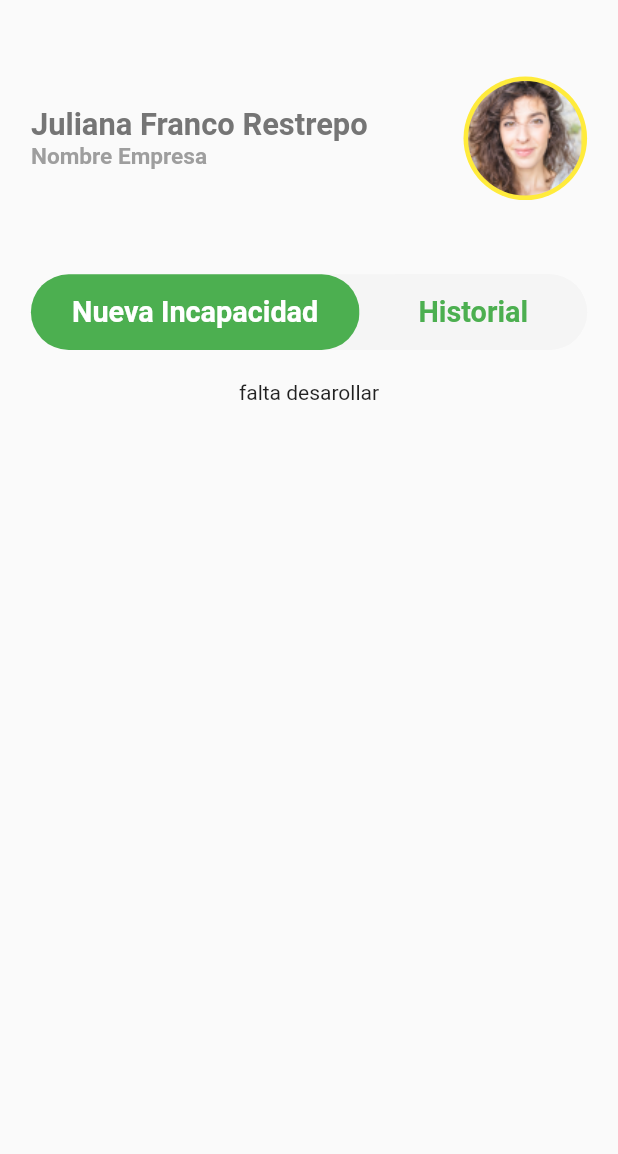
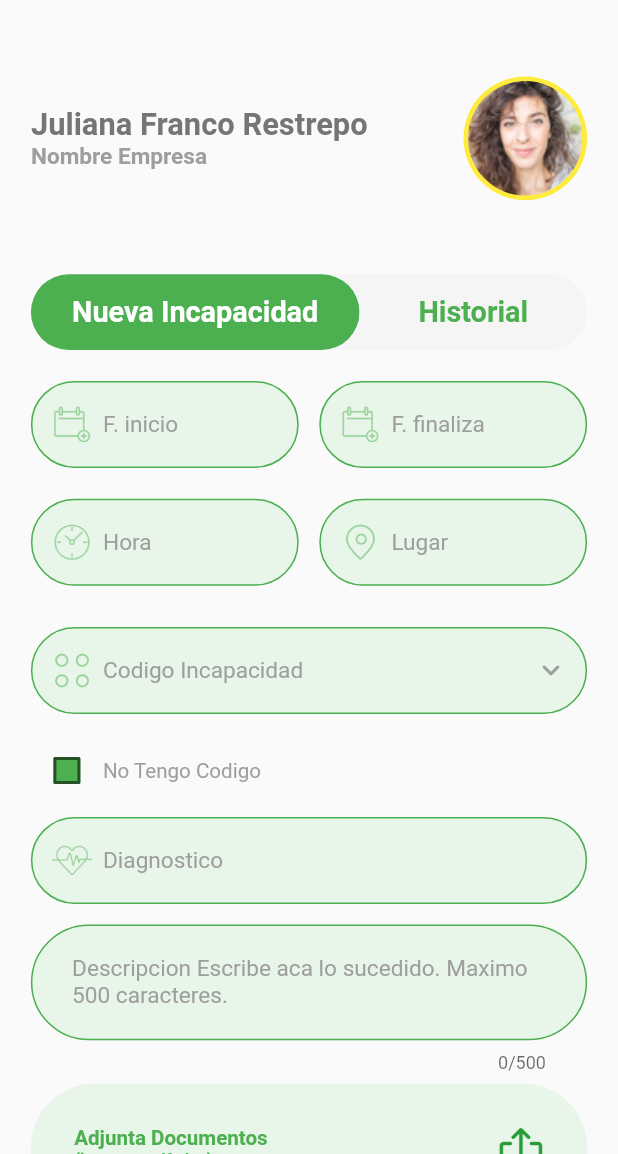
Before and after one commit to juanquiceno1/proservis, a Flutter app: the ReporteIncapacidadScreen screen opened by its route, on a phone screen of 412 x 824 dp, the part 82-1236 px from its top. Run offline on Flutter 3.47's test engine with Material 2 defaults, Android fonts, the light colour scheme and no system bars; our stand-ins replace file_picker, sizer.

Commit message:
avance de nueva incapacidad

```diff
--- a/lib/src/pages/Widget/historial_incapacidad.dart
+++ b/lib/src/pages/Widget/historial_incapacidad.dart
@@ -5,6 +5,7 @@ import 'tarjeta_descricion.dart';
 
 
 class HistorialIncapacidad extends StatefulWidget {
+  // final List<DescripcionModel> data
   @override
   _HistorialIncapacidadState createState() => _HistorialIncapacidadState();
 }
--- /dev/null
+++ b/lib/src/pages/Widget/new_incapacity.dart
@@ -0,0 +1,535 @@
+import 'package:file_picker/file_picker.dart';
+import 'package:flutter/material.dart';
+import 'package:sizer/sizer.dart';
+
+class NewIncapacity extends StatefulWidget {
+
+  @override
+  _NewIncapacityState createState() => _NewIncapacityState();
+}
+
+class _NewIncapacityState extends State<NewIncapacity> {
+
+  final GlobalKey<FormState> _keyform = GlobalKey<FormState>();
+  final FocusNode _focusdatastart = FocusNode();
+  final FocusNode _focusdataend = FocusNode();
+
+  final TextEditingController _datestartController = TextEditingController();
+  final TextEditingController _dateendController = TextEditingController();
+  final TextEditingController _timeController = TextEditingController();
+  final TextEditingController _locationController = TextEditingController();
+  final TextEditingController _nameController = TextEditingController();
+  final TextEditingController _diagnostiController = TextEditingController();
+  final TextEditingController _descritionController = TextEditingController();
+  DateTime _selecteddatestart = DateTime.now();
+  DateTime _selecteddatesend = DateTime.now();
+  TimeOfDay _selectedtime = TimeOfDay.now();
+
+  bool _isfile = false;
+  bool _isChecked = false;
+
+  Color _getColor(Set<MaterialState> states) {
+    const Set<MaterialState> interactiveStates = <MaterialState>{
+      MaterialState.pressed,
+      MaterialState.hovered,
+      MaterialState.focused,
+    };
+    if (states.any(interactiveStates.contains)) {
+      return Colors.grey;
+    }
+    return Colors.green;
+  }
+
+  @override
+  void initState() {
+    super.initState();
+  }
+
+  @override
+  void dispose() {
+    _focusdatastart.dispose();
+    _focusdataend.dispose();
+    _datestartController.dispose();
+    _dateendController.dispose();
+    _timeController.dispose();
+    _locationController.dispose();
+    _nameController.dispose();
+    _diagnostiController.dispose();
+    _descritionController.dispose();
+    super.dispose();
+  }
+
+  @override
+  Widget build(BuildContext context) => Padding(
+    padding: EdgeInsets.symmetric(horizontal: 5.w),
+    child: Column(
+      children: [
+        Row(
+          children: [
+            Expanded(
+              child: _date(
+                context,
+                // _focusdatastart,
+                'F. inicio',
+                'calendar',
+                _datestartController,
+                () async{
+                  final DateTime? selected = await _selectDate(context, _selecteddatestart);
+                  if (selected != null && selected != _selecteddatestart)
+                  setState(() {
+                    _selecteddatestart = selected;
+                    _datestartController.text = '${selected.day}/${selected.month}/${selected.year}';
+                  });
+                }
+              )
+            ),
+            SizedBox(width: 10.sp,),
+            Expanded(
+              child: _date(
+                context,
+                // _focusdataend,
+                'F. finaliza',
+                'calendar',
+                _dateendController,
+                () async{
+                  final DateTime? selected = await _selectDate(context, _selecteddatesend);
+                  if (selected != null && selected != _selecteddatesend)
+                  setState(() {
+                    _selecteddatesend = selected;
+                    _dateendController.text = '${selected.day}/${selected.month}/${selected.year}';
+                  });
+                }
+              )
+            )
+          ],
+        ),
+        SizedBox(height: 10.sp,),
+        Row(
+          children: [
+            Expanded(
+              child: _date(
+                context,
+                'Hora',
+                'clock',
+                _timeController,
+                () async{
+                  final TimeOfDay? selected = await _selectTime(context);
+                  // await showTimePicker(
+                  //   context: context,
+                  //   initialTime: _selectedtime,
+                  // );
+                  print('====');
+                  if (selected != null /* && selected != _selectedtime */)
+                  setState(() {
+                    _selectedtime = selected;
+                    // print('${selected.hour}:${selected.minute}/${selected.period.index}');
+                    _timeController.text = '${selected.hour}:${selected.minute}';
+                  });
+                }
+              )
+            ),
+            SizedBox(width: 10.sp,),
+            Expanded(
+              child: _textform(
+                context,
+                'Lugar',
+                'location',
+                _locationController,
+                () async{
+
+                }
+              )
+            )
+          ],
+        ),
+        SizedBox(height: 10.sp,),
+        if(!_isChecked)
+          _textformpoint(
+            context,
+            'Codigo Incapacidad',
+            'point',
+            _nameController,
+            () async{
+
+            }
+          ),
+        SizedBox(height: 5.sp,),
+        Row(
+          children: [
+            Checkbox(
+              checkColor: Colors.white,
+              fillColor: MaterialStateProperty.resolveWith(_getColor),
+              value: _isChecked,
+              onChanged: (bool? value) {
+                setState(() {
+                  _isChecked = value!;
+                });
+              },
+            ),
+            Text(
+              'No Tengo Codigo',
+              style: TextStyle(
+                color: Colors.grey,
+                fontSize: 10.sp,
+              ),
+            )
+          ],
+        ),
+        _textform(
+          context,
+          'Diagnostico',
+          'heart',
+          _diagnostiController,
+          () async{
+
+          }
+        ),
+        _descriptionform(
+          context,
+          'Descripcion Escribe aca lo sucedido. Maximo 500 caracteres.',
+          Icons.location_on_outlined,
+          _descritionController,
+          () async{
+
+          }
+        ),
+
+        GestureDetector(
+          onTap: () async {
+            FilePickerResult? _result = await FilePicker.platform.pickFiles(
+              type: FileType.custom,
+              allowedExtensions: ['jpg', 'png','pdf', 'doc'],
+            );
+            // FilePickerResult? result = await FilePicker.platform.pickFiles();
+
+            if (_result != null) {
+              _isfile = true;
+              PlatformFile file = _result.files.first;
+
+              print(file.name);
+              print(file.bytes);
+              print(file.size);
+              print(file.extension);
+              print(file.path);
+            } else {
+              _isfile = false;
+              print('sin nada');
+              // User canceled the picker
+            }
+          },
+          child: Container(
+            padding: EdgeInsets.symmetric(horizontal: 7.w, vertical: 20.sp),
+            decoration: BoxDecoration(
+              borderRadius: BorderRadius.circular(50),
+              color: Colors.green[50]
+            ),
+            child: Row(
+              children: [
+                Expanded(
+                  child: Column(
+                    mainAxisAlignment: MainAxisAlignment.center,
+                    crossAxisAlignment: CrossAxisAlignment.start,
+                    children: [
+                      Text(
+                        'Adjunta Documentos',
+                        style: TextStyle(
+                          color: Colors.green,
+                          fontSize: 10.sp,
+                          fontWeight: FontWeight.bold
+                        ),
+                      ),
+                      Text(
+                        '(jpg, png, pdf, doc)',
+                        style: TextStyle(
+                          color: Colors.green,
+                          fontSize: 8.sp,
+                          fontWeight: FontWeight.bold
+                        ),
+                      )
+                    ],
+                  )
+                ),
+                Image.asset(
+                  'assets/load-file.png',
+                  height: 22.sp,
+                )
+              ],
+            ),
+          ),
+        ),
+        Container(
+          margin: EdgeInsets.symmetric(horizontal: 5.w, vertical: 5.h),
+          padding: EdgeInsets.symmetric(
+            vertical: 10.sp,
+            horizontal: 10.sp
+          ),
+          decoration: BoxDecoration(
+            borderRadius: BorderRadius.circular(50),
+            color: Colors.yellow
+          ),
+          child: Center(
+            child: Text(
+              'REPORTAR ACCIDENTE',
+              style: TextStyle(
+                color: Colors.grey,
+                fontWeight: FontWeight.bold,
+                fontSize: 14.sp,
+              ),
+            ),
+          ),
+        )
+      ],
+    ),
+  );
+
+  Widget _date(BuildContext context, /* FocusNode focus, */ String description,
+  String icon, TextEditingController controller ,VoidCallback funtion) => TextFormField(
+    // focusNode: focus,
+    controller: controller,
+    onTap: funtion,
+    readOnly: true,
+    textCapitalization: TextCapitalization.sentences,
+    obscureText: false,
+    keyboardType: TextInputType.text,
+    textInputAction: TextInputAction.done,
+    onFieldSubmitted: (value) {
+
+    },
+    style: TextStyle(color: Colors.black, fontSize: 11.sp),
+    cursorColor: Colors.green,
+    decoration:InputDecoration(
+      fillColor: Colors.green[50],
+      prefixIcon: Padding(
+        padding: EdgeInsets.only(left: 5.sp),
+        child: ImageIcon(
+          AssetImage('assets/$icon.png'),
+          color: Colors.green,
+          size: 30.sp,
+        ),
+      ),
+      prefixIconConstraints: BoxConstraints(
+        maxHeight: 20.sp
+      ),
+      // prefixIcon: Icon(
+      //   icon,
+      //   color: Colors.green,
+      //   size: 20.sp,
+      // ),
+      labelText: description,
+      labelStyle: TextStyle(
+        color: Colors.grey,
+      ),
+      hoverColor: Colors.grey,
+      alignLabelWithHint: true,
+      filled: true,
+      isDense: false,
+      border: outline(50, 1, Colors.green),
+      focusedBorder: outline(50, 1, Colors.green),
+      disabledBorder: outline(50, 1, Colors.green),
+      enabledBorder: outline(50, 1, Colors.green),
+      focusedErrorBorder: outline(50, 1, Colors.green)
+    ),
+    validator: (value) {
+      if (value!.isEmpty) {
+        return '$description Requerido';
+      } else {
+        return null;
+      }
+    },
+    onSaved: (value) {},
+  );
+
+  Widget _textformpoint(BuildContext context, /* FocusNode focus, */ String description,
+  String icon, TextEditingController controller ,VoidCallback funtion) => Padding(
+    padding: EdgeInsets.symmetric(vertical:5.sp),
+    child: TextFormField(
+      // focusNode: focus,
+      controller: controller,
+      onTap: funtion,
+      readOnly: false,
+      textCapitalization: TextCapitalization.sentences,
+      obscureText: false,
+      keyboardType: TextInputType.text,
+      textInputAction: TextInputAction.done,
+      onFieldSubmitted: (value) {
+
+      },
+      style: TextStyle(color: Colors.black, fontSize: 11.sp),
+      cursorColor: Colors.green,
+      decoration:InputDecoration(
+        fillColor: Colors.green[50],
+        prefixIcon: Padding(
+          padding: EdgeInsets.only(left: 5.sp),
+          child: ImageIcon(
+            AssetImage('assets/$icon.png'),
+            color: Colors.green,
+            size: 30.sp,
+          ),
+        ),
+        prefixIconConstraints: BoxConstraints(
+          maxHeight: 20.sp
+        ),
+        suffixIcon: IconButton(
+          onPressed: (){
+
+          },
+          icon: Icon(
+            Icons.keyboard_arrow_down_rounded,
+            color: Colors.grey,
+            size: 24.0,
+          ),
+        ),
+        labelText: description,
+        labelStyle: TextStyle(
+          color: Colors.grey,
+        ),
+        hoverColor: Colors.grey,
+        alignLabelWithHint: true,
+        filled: true,
+        isDense: false,
+        border: outline(50, 1, Colors.green),
+        focusedBorder: outline(50, 1, Colors.green),
+        disabledBorder: outline(50, 1, Colors.green),
+        enabledBorder: outline(50, 1, Colors.green),
+        focusedErrorBorder: outline(50, 1, Colors.green)
+      ),
+      validator: (value) {
+        if (value!.isEmpty) {
+          return '$description Requerido';
+        } else {
+          return null;
+        }
+      },
+      onSaved: (value) {},
+    ),
+  );
+
+  Widget _textform(BuildContext context, /* FocusNode focus, */ String description,
+  String icon, TextEditingController controller ,VoidCallback funtion) => Padding(
+    padding: EdgeInsets.symmetric(vertical:5.sp),
+    child: TextFormField(
+      // focusNode: focus,
+      controller: controller,
+      onTap: funtion,
+      readOnly: false,
+      textCapitalization: TextCapitalization.sentences,
+      obscureText: false,
+      keyboardType: TextInputType.text,
+      textInputAction: TextInputAction.done,
+      onFieldSubmitted: (value) {
+
+      },
+      style: TextStyle(color: Colors.black, fontSize: 11.sp),
+      cursorColor: Colors.green,
+      decoration:InputDecoration(
+        fillColor: Colors.green[50],
+        prefixIcon: Padding(
+          padding: EdgeInsets.only(left: 5.sp),
+          child: ImageIcon(
+            AssetImage('assets/$icon.png'),
+            color: Colors.green,
+            size: 30.sp,
+          ),
+        ),
+        prefixIconConstraints: BoxConstraints(
+          maxHeight: 20.sp
+        ),
+        labelText: description,
+        labelStyle: TextStyle(
+          color: Colors.grey,
+        ),
+        hoverColor: Colors.grey,
+        alignLabelWithHint: true,
+        filled: true,
+        isDense: false,
+        border: outline(50, 1, Colors.green),
+        focusedBorder: outline(50, 1, Colors.green),
+        disabledBorder: outline(50, 1, Colors.green),
+        enabledBorder: outline(50, 1, Colors.green),
+        focusedErrorBorder: outline(50, 1, Colors.green)
+      ),
+      validator: (value) {
+        if (value!.isEmpty) {
+          return '$description Requerido';
+        } else {
+          return null;
+        }
+      },
+      onSaved: (value) {},
+    ),
+  );
+
+  Widget _descriptionform(BuildContext context, /* FocusNode focus, */ String description,
+  IconData icon, TextEditingController controller ,VoidCallback funtion) => Padding(
+    padding: EdgeInsets.symmetric(vertical:5.sp),
+    child: TextFormField(
+      // focusNode: focus,
+      controller: controller,
+      onTap: funtion,
+      textCapitalization: TextCapitalization.sentences,
+      obscureText: false,
+      keyboardType: TextInputType.multiline,
+      textInputAction: TextInputAction.newline,
+      maxLength: 500,
+      minLines: 1,
+      maxLines: 50,
+      onFieldSubmitted: (value) {
+
+      },
+      style: TextStyle(color: Colors.black, fontSize: 11.sp),
+      cursorColor: Colors.green,
+      decoration:InputDecoration(
+        fillColor: Colors.green[50],
+        contentPadding: EdgeInsets.fromLTRB(20.sp, 20.sp, 20.sp, 10.sp),
+        // labelText: description,
+        // labelStyle: TextStyle(
+        //   color: Colors.grey,
+        // ),
+        hintText: description,
+        hintStyle: TextStyle(
+          color: Colors.grey,
+        ),
+        hoverColor: Colors.grey,
+        alignLabelWithHint: true,
+        filled: true,
+        isDense: true,
+        border: outline(50, 1, Colors.green),
+        focusedBorder: outline(50, 1, Colors.green),
+        disabledBorder: outline(50, 1, Colors.green),
+        enabledBorder: outline(50, 1, Colors.green),
+        focusedErrorBorder: outline(50, 1, Colors.green)
+      ),
+      validator: (value) {
+        if (value!.isEmpty) {
+          return '$description Requerido';
+        } else {
+          return null;
+        }
+      },
+      onSaved: (value) {},
+    ),
+  );
+
+  OutlineInputBorder outline(double radius, double wi, Color color) => OutlineInputBorder(
+    borderRadius: BorderRadius.all(Radius.circular(50)),
+    borderSide: BorderSide(width: 1, color: Colors.green),
+  );
+
+  Future<DateTime?> _selectDate(BuildContext context, DateTime date) async{
+    return await showDatePicker(
+      context: context,
+      initialDate: date,
+      firstDate: DateTime.now().toLocal(),
+      lastDate: DateTime(2030),
+      errorInvalidText: 'dd/mm/aa',
+      // helpText: ''
+    );
+  }
+
+  Future<TimeOfDay?> _selectTime(BuildContext context) async{
+    return await showTimePicker(
+      context: context,
+      initialTime: _selectedtime,
+    );
+  }
+}
--- a/lib/src/pages/reporte_incapacidad.dart
+++ b/lib/src/pages/reporte_incapacidad.dart
@@ -1,4 +1,5 @@
 import 'package:flutter/material.dart';
+import 'package:proservis/src/pages/Widget/new_incapacity.dart';
 import 'package:sizer/sizer.dart';
 import 'Widget/historial_incapacidad.dart';
 import 'Widget/show_modal.dart';
@@ -36,7 +37,9 @@ class _ReporteIncapacidadScreenState extends State<ReporteIncapacidadScreen> {
     child: Column(
       children: [
         _appbar(context),
-        _body(context)
+        _body(context),
+        SizedBox(height: 15.sp,),
+        _option?NewIncapacity():HistorialIncapacidad()
       ],
     ),
   );
@@ -79,9 +82,7 @@ class _ReporteIncapacidadScreenState extends State<ReporteIncapacidadScreen> {
     ),
   );
 
-  Widget _body(BuildContext context) => Column(
-    children: [
-      Padding(
+  Widget _body(BuildContext context) => Padding(
     padding: EdgeInsets.symmetric(horizontal: 5.w),
     child: Column(
       children: [
@@ -200,9 +201,5 @@ class _ReporteIncapacidadScreenState extends State<ReporteIncapacidadScreen> {
         ),
       ],
     ),
-      ),
-      SizedBox(height: 15.sp,),
-      _option?Text('falta desarollar'):HistorialIncapacidad()
-    ],
   );
 }
--- a/pubspec.yaml
+++ b/pubspec.yaml
@@ -30,6 +30,7 @@ dependencies:
   cupertino_icons: ^1.0.2
   #View
   sizer: ^2.0.13
+  file_picker: ^4.1.6
 
 dev_dependencies:
   flutter_test:
```
Also changed, not shown: assets/calendar.png (added), assets/clock.png (added), assets/heart.png (added), assets/load-file.png (added), assets/location.png (added), assets/point.png (added), pubspec.lock. Lines whose indentation alone changed are shown as unchanged.
